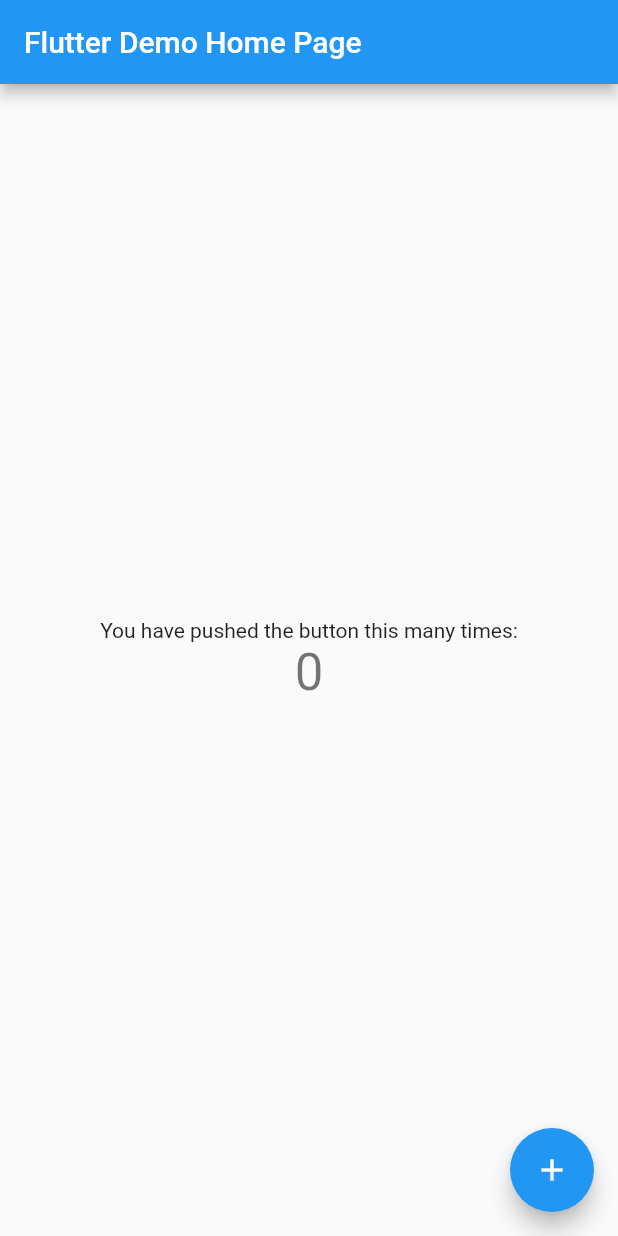
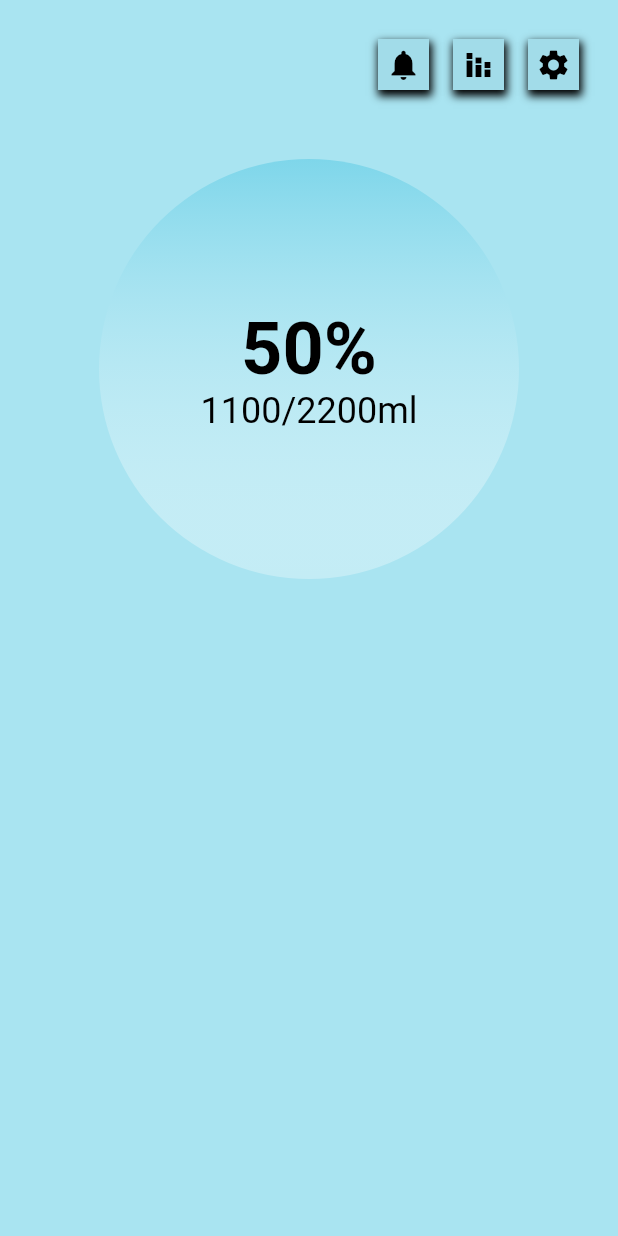
Before and after one commit to chummy-ch/Water-overflow, a Flutter app: the screen it shows after launch, on a phone screen of 412 x 824 dp. Run offline on Flutter 3.47's test engine with Material 2 defaults, Android fonts, the light colour scheme and no system bars; Roboto replaces fonts that are missing (SairaCondensed-Light).

Commit message:
MainScreen1

```diff
--- /dev/null
+++ b/lib/custom/panelButton.dart
@@ -0,0 +1,26 @@
+import 'package:flutter/material.dart';
+import 'package:water_overflow/utils/constants.dart';
+
+class panelButton extends StatelessWidget{
+  final Widget child;
+  final EdgeInsets padding;
+  final double height, width;
+
+  const panelButton({Key key, this.padding, this.height, this.width,
+    @required this.child}) : super(key: key);
+  @override
+  Widget build(BuildContext context){
+    return Container(
+      width: width,
+      height: height,
+      padding: padding,
+      decoration: BoxDecoration(
+          color: COLOR_BUTTON,
+          boxShadow:[ BoxShadow(offset: const Offset(1.0, 3.0),
+            blurRadius: 4.0,
+            spreadRadius: 0.7,)]
+      ),
+      child: Center(child: child),
+    );
+  }
+}
--- a/lib/main.dart
+++ b/lib/main.dart
@@ -1,113 +1,18 @@
 import 'package:flutter/material.dart';
+import 'package:water_overflow/screens/mainScreen.dart';
+import 'package:water_overflow/utils/constants.dart';
 
 void main() {
   runApp(MyApp());
 }
 
-class MyApp extends StatelessWidget {
-  // This widget is the root of your application.
+class MyApp extends StatelessWidget{
   @override
   Widget build(BuildContext context) {
     return MaterialApp(
-      title: 'Flutter Demo',
-      theme: ThemeData(
-        // This is the theme of your application.
-        //
-        // Try running your application with "flutter run". You'll see the
-        // application has a blue toolbar. Then, without quitting the app, try
-        // changing the primarySwatch below to Colors.green and then invoke
-        // "hot reload" (press "r" in the console where you ran "flutter run",
-        // or simply save your changes to "hot reload" in a Flutter IDE).
-        // Notice that the counter didn't reset back to zero; the application
-        // is not restarted.
-        primarySwatch: Colors.blue,
-      ),
-      home: MyHomePage(title: 'Flutter Demo Home Page'),
+      debugShowCheckedModeBanner: false,
+      theme: ThemeData(scaffoldBackgroundColor: COLOR_BACKGROUND , textTheme: TEXT_THEME, fontFamily: "SairaCondensed-Light" ),
+      home: mainScreen(),
     );
   }
 }
-
-class MyHomePage extends StatefulWidget {
-  MyHomePage({Key key, this.title}) : super(key: key);
-
-  // This widget is the home page of your application. It is stateful, meaning
-  // that it has a State object (defined below) that contains fields that affect
-  // how it looks.
-
-  // This class is the configuration for the state. It holds the values (in this
-  // case the title) provided by the parent (in this case the App widget) and
-  // used by the build method of the State. Fields in a Widget subclass are
-  // always marked "final".
-
-  final String title;
-
-  @override
-  _MyHomePageState createState() => _MyHomePageState();
-}
-
-class _MyHomePageState extends State<MyHomePage> {
-  int _counter = 0;
-
-  void _incrementCounter() {
-    setState(() {
-      // This call to setState tells the Flutter framework that something has
-      // changed in this State, which causes it to rerun the build method below
-      // so that the display can reflect the updated values. If we changed
-      // _counter without calling setState(), then the build method would not be
-      // called again, and so nothing would appear to happen.
-      _counter++;
-    });
-  }
-
-  @override
-  Widget build(BuildContext context) {
-    // This method is rerun every time setState is called, for instance as done
-    // by the _incrementCounter method above.
-    //
-    // The Flutter framework has been optimized to make rerunning build methods
-    // fast, so that you can just rebuild anything that needs updating rather
-    // than having to individually change instances of widgets.
-    return Scaffold(
-      appBar: AppBar(
-        // Here we take the value from the MyHomePage object that was created by
-        // the App.build method, and use it to set our appbar title.
-        title: Text(widget.title),
-      ),
-      body: Center(
-        // Center is a layout widget. It takes a single child and positions it
-        // in the middle of the parent.
-        child: Column(
-          // Column is also a layout widget. It takes a list of children and
-          // arranges them vertically. By default, it sizes itself to fit its
-          // children horizontally, and tries to be as tall as its parent.
-          //
-          // Invoke "debug painting" (press "p" in the console, choose the
-          // "Toggle Debug Paint" action from the Flutter Inspector in Android
-          // Studio, or the "Toggle Debug Paint" command in Visual Studio Code)
-          // to see the wireframe for each widget.
-          //
-          // Column has various properties to control how it sizes itself and
-          // how it positions its children. Here we use mainAxisAlignment to
-          // center the children vertically; the main axis here is the vertical
-          // axis because Columns are vertical (the cross axis would be
-          // horizontal).
-          mainAxisAlignment: MainAxisAlignment.center,
-          children: <Widget>[
-            Text(
-              'You have pushed the button this many times:',
-            ),
-            Text(
-              '$_counter',
-              style: Theme.of(context).textTheme.headline4,
-            ),
-          ],
-        ),
-      ),
-      floatingActionButton: FloatingActionButton(
-        onPressed: _incrementCounter,
-        tooltip: 'Increment',
-        child: Icon(Icons.add),
-      ), // This trailing comma makes auto-formatting nicer for build methods.
-    );
-  }
-}
--- /dev/null
+++ b/lib/screens/mainScreen.dart
@@ -0,0 +1,78 @@
+import 'package:flutter/material.dart';
+import 'package:water_overflow/custom/panelButton.dart';
+import 'package:water_overflow/utils/constants.dart';
+
+class mainScreen extends StatelessWidget{
+  @override
+  Widget build(BuildContext context) {
+    final Size size = MediaQuery.of(context).size;
+    return SafeArea(
+      child:Scaffold(
+        body: Container(
+          width: size.width,
+          height: size.height,
+          child: Column(
+            children: [
+              Padding(
+                padding: EdgeInsets.symmetric(horizontal: 26, vertical: 26),
+                child: Row (
+                  mainAxisAlignment: MainAxisAlignment.end,
+                  children: [
+                    panelButton(
+                      height: 34,
+                      width: 34,
+                      child: Icon(Icons.notifications, color: COLOR_BLACK,),
+                    ),
+                    SizedBox(width: 16),
+                    panelButton(
+                      height: 34,
+                      width: 34,
+                      child: Icon(Icons.stacked_bar_chart, color: COLOR_BLACK,),
+                    ),
+                    SizedBox(width: 16),
+                    panelButton(
+                      height: 34,
+                      width: 34,
+                      child: Icon(Icons.settings, color: COLOR_BLACK, ),
+                    )
+                  ],
+                ),
+              ),
+              Padding(
+                padding: const EdgeInsets.only(top: 20),
+                child: Container(
+                  width: 280,
+                  height: 280,
+                  decoration: new BoxDecoration(
+                    gradient: LinearGradient(
+                      begin: Alignment.topCenter,
+                      end: Alignment.bottomCenter,
+                      colors: [
+                        Color.fromRGBO(126,214,234, 1.0),
+                        Color.fromRGBO(255,255,255, 0.3),
+                      ],
+                    ),
+                    shape: BoxShape.circle,
+                  ),
+                    child: Column(
+                      mainAxisAlignment: MainAxisAlignment.center,
+                      children: [
+                        Text(
+                            '50%',
+                            style: TEXT_THEME.headline1,
+                        ),
+                        Text(
+                            '1100/2200ml',
+                            style: TEXT_THEME.headline2,
+                        ),
+                      ],
+                )
+                ),
+              ),
+            ],
+          ),
+        ),
+      ),
+    );
+  }
+}
--- /dev/null
+++ b/lib/utils/constants.dart
@@ -0,0 +1,20 @@
+import 'package:flutter/material.dart';
+
+const COLOR_BLACK = Colors.black;
+const COLOR_BACKGROUND = Color.fromRGBO(169,228,241,1.0);
+const COLOR_BUTTON = Color.fromRGBO(162,220,233,1.0);
+const COLOR_WATER = Color.fromRGBO(37,144,249,1.0);
+const COLOR_DARK_BLUE = Color.fromRGBO(0,84,166,1.0);
+const COLOR_WHITE = Colors.white;
+
+const TextTheme TEXT_THEME = TextTheme(
+  headline1: TextStyle(
+      color: COLOR_BLACK, fontWeight: FontWeight.bold, fontSize: 48, fontFamily: 'SairaCondensed-Light  '
+  ),
+  headline2: TextStyle(
+      color: COLOR_BLACK, fontWeight: FontWeight.normal, fontSize: 24, fontFamily: 'SairaCondensed-Light'
+  ),
+  headline3: TextStyle(
+      color: COLOR_DARK_BLUE, fontWeight: FontWeight.normal, fontSize: 18, fontFamily: 'SairaCondensed-Light'
+  ),
+);
--- a/pubspec.yaml
+++ b/pubspec.yaml
@@ -71,6 +71,9 @@
   #       - asset: fonts/TrajanPro.ttf
   #       - asset: fonts/TrajanPro_Bold.ttf
   #         weight: 700
+  #  - family: SairaCondensed
+  #      fonts:
+  #        - asset: fonts/SairaCondensed-Light.ttf
   #
   # For details regarding fonts from package dependencies,
   # see https://flutter.dev/custom-fonts/#from-packages
```
Also changed, not shown: assets/fonts/SairaCondensed-Light.ttf (added).
